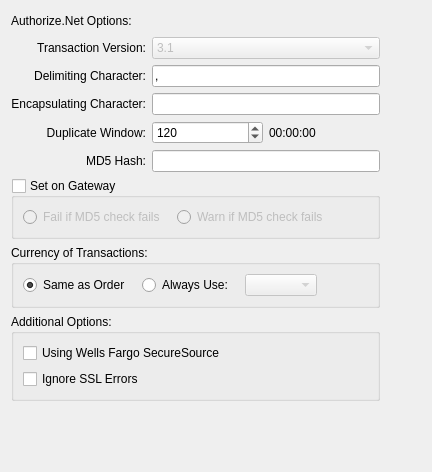
Pegasus-RPG/xtuple-client, file guiclient/configauthorizedotnetprocessor.ui: the form before one commit.
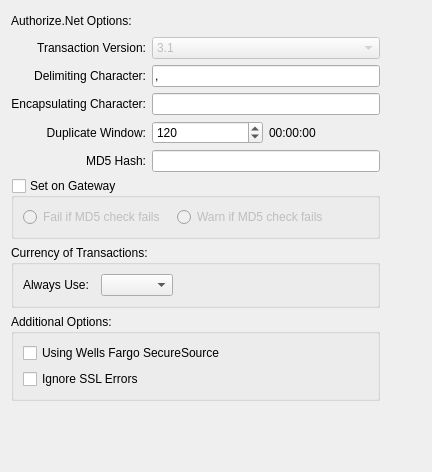
The form after the commit. Custom widgets are drawn as their Qt base class.

Commit message: Remove option to use same currency as Sales Order for Authorize.net since each account can only support one currency.

```diff
--- a/guiclient/configauthorizedotnetprocessor.ui
+++ b/guiclient/configauthorizedotnetprocessor.ui
@@ -224,17 +224,7 @@
          <number>12</number>
         </property>
         <item>
-         <widget class="QRadioButton" name="_anCurrTransaction">
-          <property name="text">
-           <string>Same as Order</string>
-          </property>
-          <property name="checked">
-           <bool>true</bool>
-          </property>
-         </widget>
-        </item>
-        <item>
-         <widget class="QRadioButton" name="_anCurrFixed">
+         <widget class="QLabel" name="_anCurrFixedLit">
           <property name="text">
            <string>Always Use:</string>
           </property>
@@ -242,9 +232,6 @@
         </item>
         <item>
          <widget class="XComboBox" name="_anCurrFixedValue">
-          <property name="enabled">
-           <bool>false</bool>
-          </property>
           <property name="type">
            <enum>XComboBox::Currencies</enum>
           </property>
```
The commit also changes 1 other file.
